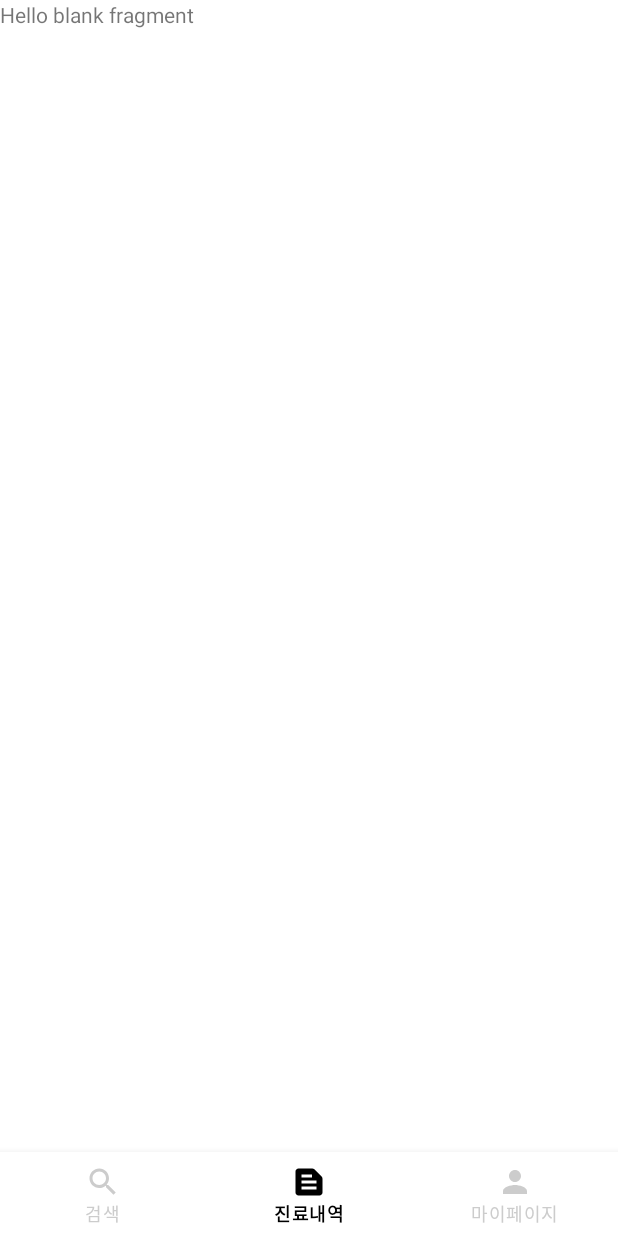
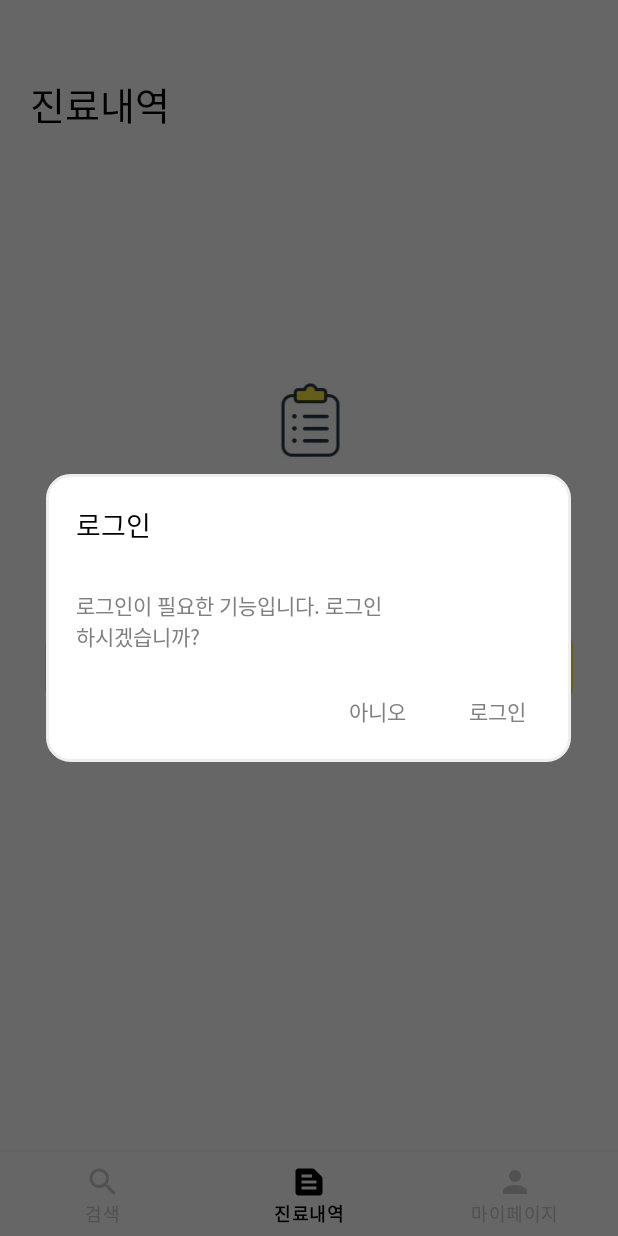
Before and after one commit to onseok/ddoc_doc, an Android app: the screen it shows after launch (MainActivity), item 2 of the bottom bar chosen, on a phone screen of 412 x 824 dp. Run offline under Robolectric (Android 15) with nearby library versions, the phone set to English and light mode, and no system bars.

Commit message:
feat: loginDialog

```diff
--- a/app/src/main/java/com/wonseok/ddoc_doc/fragment/HistoryFragment.kt
+++ b/app/src/main/java/com/wonseok/ddoc_doc/fragment/HistoryFragment.kt
@@ -1,10 +1,17 @@
 package com.wonseok.ddoc_doc.fragment
 
+import android.app.AlertDialog
+import android.app.Dialog
+import android.content.DialogInterface
+import android.graphics.Color
+import android.graphics.drawable.ColorDrawable
 import android.os.Bundle
 import androidx.fragment.app.Fragment
 import android.view.LayoutInflater
 import android.view.View
 import android.view.ViewGroup
+import android.view.Window
+import android.widget.Button
 import com.wonseok.ddoc_doc.R
 import com.wonseok.ddoc_doc.databinding.FragmentHistoryBinding
 import com.wonseok.ddoc_doc.databinding.FragmentSearchBinding
@@ -12,11 +19,6 @@ import com.wonseok.ddoc_doc.databinding.FragmentSearchBinding
 class HistoryFragment : Fragment() {
 
     private var binding: FragmentHistoryBinding? = null
-
-    override fun onCreate(savedInstanceState: Bundle?) {
-        super.onCreate(savedInstanceState)
-
-    }
 
     // 뷰가 생성되었을 때 - 프레그먼트와 레이아웃을 연결시켜주는 부분
     override fun onCreateView(
@@ -28,6 +30,9 @@ class HistoryFragment : Fragment() {
             container, false
         )
 
+
+        loginDialog()
+
         return binding!!.root
     }
 
@@ -36,6 +41,27 @@ class HistoryFragment : Fragment() {
         super.onDestroyView()
     }
 
+    private fun loginDialog() {
+        val dialog = context?.let { Dialog(it) }
+
+        dialog?.requestWindowFeature(Window.FEATURE_NO_TITLE)   //타이틀바 제거
+        dialog?.window?.setBackgroundDrawable(ColorDrawable(Color.TRANSPARENT)) // 백그라운드 컬러 투명 (이걸 해줘야 background가 설정해준 모양으로 변함)
+        dialog?.setContentView(R.layout.login_dialog)
+        dialog?.setCancelable(false)    // 다이얼로그외에 다른 화면을 눌렀을 때 나가는 것 방지
+
+        var loginYesButton : Button? = dialog?.findViewById(R.id.loginYesButton) // 버튼을 dialog에 연결
+        var loginNoButton : Button? = dialog?.findViewById(R.id.loginNoButton)
+
+        loginYesButton?.setOnClickListener{
+//            dialog.dismiss()
+        }
+        loginNoButton?.setOnClickListener{
+//            dialog.dismiss()
+        }
+
+        dialog?.show()
+    }
+
     companion object {
         fun newInstance(): HistoryFragment {
             return HistoryFragment()
--- a/app/src/main/java/com/wonseok/ddoc_doc/fragment/SearchFragment.kt
+++ b/app/src/main/java/com/wonseok/ddoc_doc/fragment/SearchFragment.kt
@@ -48,6 +48,7 @@ class SearchFragment : Fragment() {
                     when (state) {
                         // 뷰페이저에서 손 떼었을때 / 뷰페이저 멈춰있을 때
                         ViewPager2.SCROLL_STATE_IDLE -> autoScrollStart(intervalTime)
+
                         // 뷰페이저 움직이는 중
                         ViewPager2.SCROLL_STATE_DRAGGING -> autoScrollStop()
                     }
--- /dev/null
+++ b/app/src/main/res/drawable/fragment_history_button.xml
@@ -0,0 +1,9 @@
+<?xml version="1.0" encoding="utf-8"?>
+<selector xmlns:android="http://schemas.android.com/apk/res/android">
+    <item android:state_enabled="true">
+        <shape android:shape="rectangle">
+            <solid android:color="@color/main_color"/>
+            <corners android:radius="10dp"/>
+        </shape>
+    </item>
+</selector>
--- /dev/null
+++ b/app/src/main/res/drawable/round_bg.xml
@@ -0,0 +1,16 @@
+<?xml version="1.0" encoding="utf-8"?>
+<shape xmlns:android="http://schemas.android.com/apk/res/android">
+    <!-- 배경색 -->
+    <solid android:color="#ffffff"/>
+    <!-- 테두리 색 및 두께 -->
+    <stroke android:color="#eeeeee" android:width="2dp" />
+    <!-- 모서리 둥글게-->
+    <corners android:radius="15dp"/>
+
+    <!-- 각각 적용하려면
+    <corners android:bottomRightRadius="15dp"
+        android:bottomLeftRadius="15dp"
+        android:topLeftRadius="15dp"
+        android:topRightRadius="15dp"/>
+    -->
+</shape>
--- a/app/src/main/res/layout/fragment_history.xml
+++ b/app/src/main/res/layout/fragment_history.xml
@@ -1,14 +1,57 @@
 <?xml version="1.0" encoding="utf-8"?>
-<FrameLayout xmlns:android="http://schemas.android.com/apk/res/android"
+<androidx.constraintlayout.widget.ConstraintLayout xmlns:android="http://schemas.android.com/apk/res/android"
+    xmlns:app="http://schemas.android.com/apk/res-auto"
     xmlns:tools="http://schemas.android.com/tools"
     android:layout_width="match_parent"
     android:layout_height="match_parent"
     tools:context=".fragment.HistoryFragment">
 
-    <!-- TODO: Update blank fragment layout -->
     <TextView
-        android:layout_width="match_parent"
-        android:layout_height="match_parent"
-        android:text="@string/hello_blank_fragment" />
+        android:layout_width="wrap_content"
+        android:layout_height="wrap_content"
+        android:layout_marginStart="20dp"
+        android:layout_marginTop="50dp"
+        android:fontFamily="@font/ddoc_doc_font"
+        android:text="진료내역"
+        android:textColor="@color/black"
+        android:textSize="25sp"
+        app:layout_constraintStart_toStartOf="parent"
+        app:layout_constraintTop_toTopOf="parent" />
 
-</FrameLayout>
+    <androidx.appcompat.widget.AppCompatImageView
+        android:id="@+id/fragmentHistoryIconImageView"
+        android:layout_width="90dp"
+        android:layout_height="90dp"
+        android:src="@drawable/ic_fragment_history"
+        app:layout_constraintBottom_toBottomOf="parent"
+        app:layout_constraintEnd_toEndOf="parent"
+        app:layout_constraintStart_toStartOf="parent"
+        app:layout_constraintTop_toTopOf="parent"
+        app:layout_constraintVertical_bias="0.35" />
+
+    <TextView
+        android:id="@+id/fragmentHistoryDetailTextView"
+        android:layout_width="wrap_content"
+        android:layout_height="wrap_content"
+        android:layout_marginTop="10dp"
+        android:text="원하는 병원을 찾아서\n  진료를 받아보세요."
+        android:textSize="16sp"
+        app:layout_constraintEnd_toEndOf="parent"
+        app:layout_constraintStart_toStartOf="parent"
+        app:layout_constraintTop_toBottomOf="@id/fragmentHistoryIconImageView" />
+
+    <androidx.appcompat.widget.AppCompatButton
+        android:id="@+id/fragmentHistoryButton"
+        android:layout_width="0dp"
+        android:layout_height="wrap_content"
+        android:layout_marginStart="30dp"
+        android:layout_marginTop="35dp"
+        android:layout_marginEnd="30dp"
+        android:background="@drawable/fragment_history_button"
+        android:fontFamily="@font/ddoc_doc_font"
+        android:text="진료받으러 가기   >"
+        app:layout_constraintEnd_toEndOf="parent"
+        app:layout_constraintStart_toStartOf="parent"
+        app:layout_constraintTop_toBottomOf="@id/fragmentHistoryDetailTextView" />
+
+</androidx.constraintlayout.widget.ConstraintLayout>
--- /dev/null
+++ b/app/src/main/res/layout/login_dialog.xml
@@ -0,0 +1,67 @@
+<?xml version="1.0" encoding="utf-8"?>
+<androidx.constraintlayout.widget.ConstraintLayout xmlns:android="http://schemas.android.com/apk/res/android"
+    xmlns:app="http://schemas.android.com/apk/res-auto"
+    android:layout_width="350dp"
+    android:layout_height="wrap_content"
+    android:layout_gravity="center"
+    android:background="@drawable/round_bg">
+
+    <TextView
+        android:id="@+id/dialogTextView"
+        android:layout_width="wrap_content"
+        android:layout_height="wrap_content"
+        android:layout_marginStart="20dp"
+        android:layout_marginTop="20dp"
+        android:fontFamily="@font/ddoc_doc_font"
+        android:text="로그인"
+        android:textColor="@color/black"
+        android:textSize="18sp"
+        app:layout_constraintStart_toStartOf="parent"
+        app:layout_constraintTop_toTopOf="parent" />
+
+    <TextView
+        android:id="@+id/dialogSubTextView"
+        android:layout_width="wrap_content"
+        android:layout_height="wrap_content"
+        android:layout_marginTop="30dp"
+        android:fontFamily="@font/ddoc_doc_font"
+        android:text="로그인이 필요한 기능입니다. 로그인\n하시겠습니까?"
+        android:textColor="#808080"
+        android:textSize="14sp"
+        app:layout_constraintStart_toStartOf="@id/dialogTextView"
+        app:layout_constraintTop_toBottomOf="@id/dialogTextView" />
+
+
+    <Button
+        android:id="@+id/loginNoButton"
+        style="@style/Widget.AppCompat.Button.Borderless"
+        android:layout_width="80dp"
+        android:layout_height="wrap_content"
+        android:layout_marginTop="15dp"
+        android:layout_marginBottom="10dp"
+        android:fontFamily="@font/ddoc_doc_font"
+        android:text="아니오"
+        android:textColor="#808080"
+        app:layout_constraintBottom_toBottomOf="parent"
+        app:layout_constraintEnd_toStartOf="@id/loginYesButton"
+        app:layout_constraintHorizontal_bias="0.95"
+        app:layout_constraintHorizontal_chainStyle="packed"
+        app:layout_constraintStart_toStartOf="parent"
+        app:layout_constraintTop_toBottomOf="@id/dialogSubTextView" />
+
+    <Button
+        android:id="@+id/loginYesButton"
+        style="@style/Widget.AppCompat.Button.Borderless"
+        android:layout_width="80dp"
+        android:layout_height="wrap_content"
+        android:layout_marginBottom="10dp"
+        android:fontFamily="@font/ddoc_doc_font"
+        android:text="로그인"
+        android:textColor="#808080"
+        app:layout_constraintBottom_toBottomOf="parent"
+        app:layout_constraintEnd_toEndOf="parent"
+        app:layout_constraintStart_toEndOf="@id/loginNoButton"
+        app:layout_constraintTop_toTopOf="@id/loginNoButton" />
+
+
+</androidx.constraintlayout.widget.ConstraintLayout>
```
Also changed, not shown: app/src/main/res/drawable-v24/ic_fragment_history.jpg (added).
